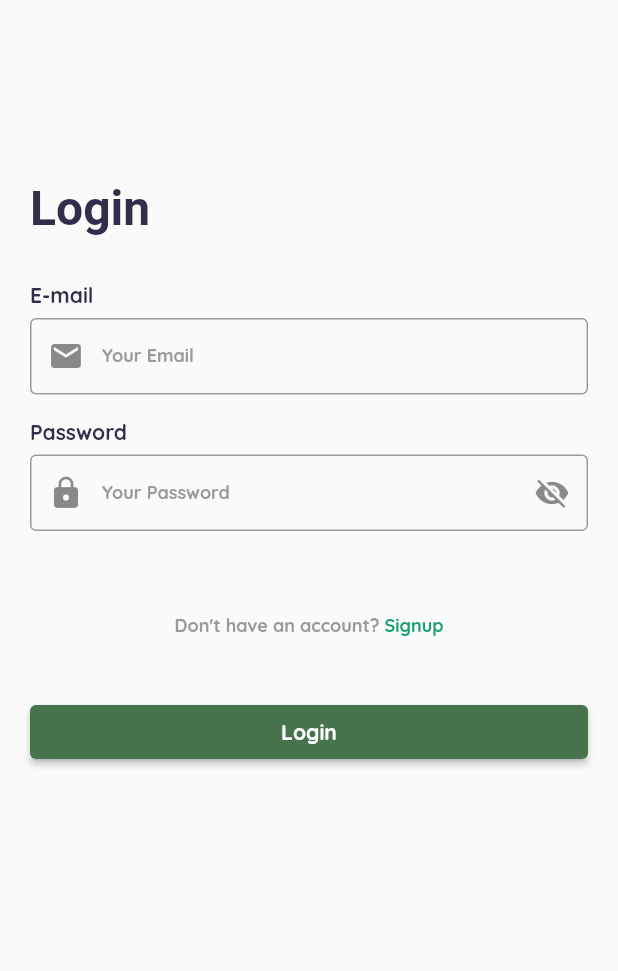
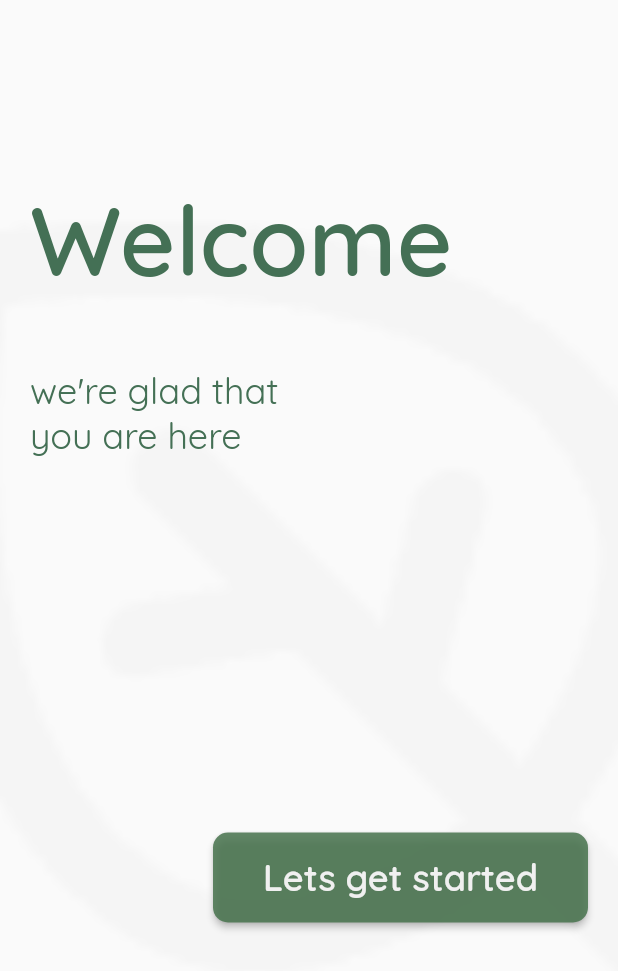
Before and after one commit to zerocrazy65/Plantplay, a Flutter app: the screen it shows after launch, on a phone screen of 412 x 824 dp. Shown: the top 971 px of the screen. Run offline on Flutter 3.47's test engine with Material 2 defaults, Android fonts, the phone set to English and light mode, and no system bars; our stand-ins replace google_fonts; Roboto replaces fonts that are missing (Manjari).

Commit message:
ADD Welcome page

```diff
--- a/lib/screens/start/splash.dart
+++ b/lib/screens/start/splash.dart
@@ -1,5 +1,5 @@
 import 'package:flutter/material.dart';
-import 'package:flutter_application_1/screens/authentication/login.dart';
+import 'package:flutter_application_1/screens/start/welcome.dart';
 import 'package:flutter_application_1/theme/style.dart';
 import 'package:google_fonts/google_fonts.dart';
 
@@ -18,7 +18,7 @@ class _SplashScreenState extends State<SplashScreen>
     Future.delayed(const Duration(seconds: 2), () {
       Navigator.of(context).pushReplacement(
         MaterialPageRoute(
-          builder: (_) => const LoginPage(),
+          builder: (_) => const WelcomePage(),
         ),
       );
     });
--- /dev/null
+++ b/lib/screens/start/welcome.dart
@@ -0,0 +1,86 @@
+import 'package:flutter/material.dart';
+import 'package:flutter_application_1/screens/authentication/login.dart';
+import 'package:flutter_application_1/theme/style.dart';
+import 'package:google_fonts/google_fonts.dart';
+
+class WelcomePage extends StatefulWidget {
+  const WelcomePage({super.key});
+
+  @override
+  State<WelcomePage> createState() => _WelcomePageState();
+}
+
+class _WelcomePageState extends State<WelcomePage> {
+  @override
+  Widget build(BuildContext context) {
+    return Scaffold(
+      body: Container(
+        padding: const EdgeInsets.all(20),
+        decoration: const BoxDecoration(
+          image: DecorationImage(
+            image: AssetImage("assets/logo/PlantPlay_noText.png"),
+            fit: BoxFit.cover,
+            ),
+        ),
+        child: Column(
+          mainAxisAlignment: MainAxisAlignment.start,
+          crossAxisAlignment: CrossAxisAlignment.start,
+          children: [
+            const SizedBox(height: 100),
+            Text(
+              'Welcome',
+              style: GoogleFonts.quicksand(
+                fontSize: 64,
+                fontWeight: FontWeight.w600,
+                color: ColorTheme.introPageColor
+              ),
+            ),
+            const SizedBox(height: 45),
+            Text(
+              'we\'re glad that\nyou are here',
+              style: GoogleFonts.quicksand(
+                fontSize: 24,
+                fontWeight: FontWeight.w400,
+                color: ColorTheme.introPageColor
+              ),
+            ),
+            const SizedBox(height: 250),
+            Row(
+              mainAxisAlignment: MainAxisAlignment.end,
+              crossAxisAlignment: CrossAxisAlignment.end,
+              children: [
+                ElevatedButton(
+                  onPressed: () {
+                    Navigator.of(context).pushReplacement(
+                      MaterialPageRoute(
+                        builder: (_) => const LoginPage())
+                    );
+                  },
+                  style: ButtonStyle(
+                    backgroundColor: MaterialStateProperty.all<Color>(Color(0xD947734D)),
+                    minimumSize: MaterialStateProperty.all<Size>(Size(250, 60)),
+                    shape: MaterialStateProperty.all<RoundedRectangleBorder>(
+                      RoundedRectangleBorder(
+                        borderRadius: BorderRadius.circular(10))
+                    )
+                  ),
+                  child: Center(child:
+                    Text(
+                      'Lets get started',
+                      style: GoogleFonts.quicksand(
+                        fontSize: 24,
+                        fontWeight: FontWeight.w600,
+                        color: ColorTheme.whiteColor
+                      ),
+                    ),
+                  )
+                ),
+              ],
+            )
+
+          ],
+        ),
+      ),
+    );
+  }
+}
```
Also changed, not shown: pubspec.lock.
